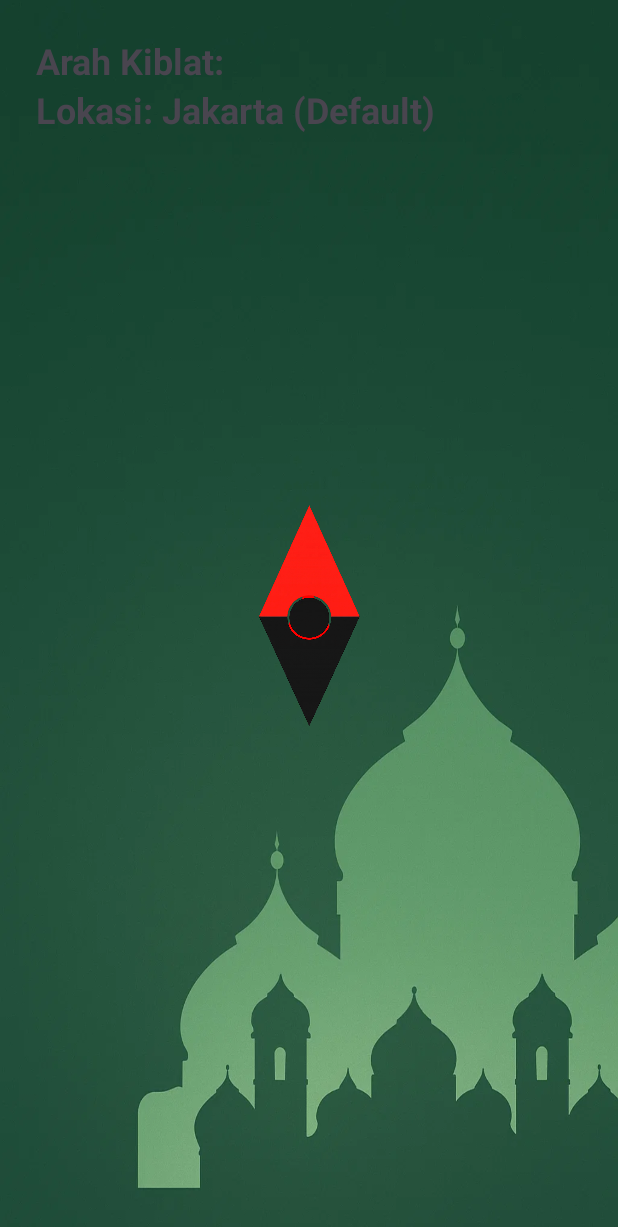
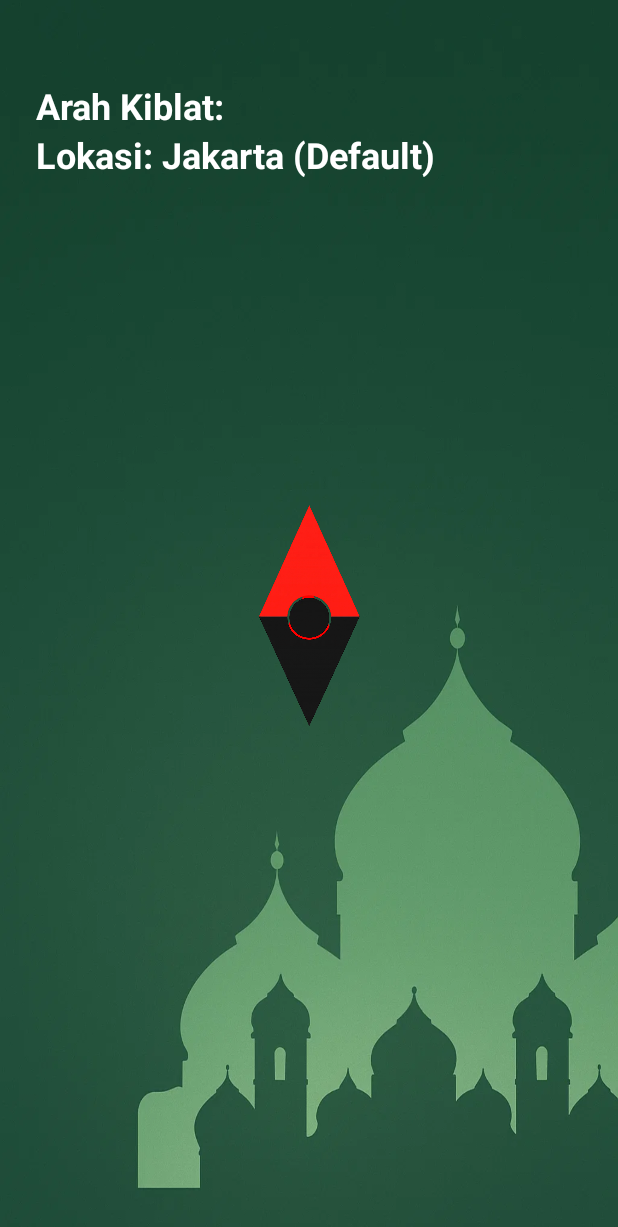
Before and after one commit to ilhamfauzan/QiblaTime, an Android app: the CompassActivity screen opened directly, with no data from a screen before it, on a phone screen of 412 x 824 dp. Shown: the top 1227 px of the screen. Run offline under Robolectric (Android 15) with nearby library versions, the phone set to English and light mode, and no system bars.

Commit message:
fix: small UI fix

```diff
--- a/app/src/main/java/com/andro2/qiblatime/PrayerTimeActivity.java
+++ b/app/src/main/java/com/andro2/qiblatime/PrayerTimeActivity.java
@@ -310,7 +310,7 @@ public class PrayerTimeActivity extends AppCompatActivity {
             TextView countdownView = new TextView(this);
             countdownView.setTextSize(16);
             countdownView.setTextColor(textColor);
-            countdownView.setText("Time remaining: Calculating...");
+            countdownView.setText("Time before Adzan: Calculating...");
 
             // Simpan reference ke TextViews
             prayer.countdownTextView = countdownView;
@@ -345,7 +345,7 @@ public class PrayerTimeActivity extends AppCompatActivity {
         for (PrayerInfo prayer : prayerList) {
             if (prayer.countdownTextView != null) {
                 String countdown = getTimeUntilPrayer(prayer.time);
-                prayer.countdownTextView.setText("Time remaining: " + countdown);
+                prayer.countdownTextView.setText("Time before Adzan: " + countdown);
             }
         }
 
--- a/app/src/main/res/layout/activity_compass.xml
+++ b/app/src/main/res/layout/activity_compass.xml
@@ -12,6 +12,8 @@
         android:layout_height="wrap_content"
         android:text="Arah Kiblat: "
         android:textSize="24sp"
+        android:layout_marginTop="30dp"
+        android:textColor="@color/white"
         android:textStyle="bold"/>
     <TextView
         android:id="@+id/locationInfo"
@@ -19,6 +21,7 @@
         android:layout_height="wrap_content"
         android:text="Lokasi: "
         android:textSize="24sp"
+        android:textColor="@color/white"
         android:textStyle="bold"
         android:layout_below="@id/compassDirection"/>
 
--- a/app/src/main/res/layout/activity_prayer.xml
+++ b/app/src/main/res/layout/activity_prayer.xml
@@ -17,7 +17,7 @@
             android:layout_width="wrap_content"
             android:layout_height="wrap_content"
             android:layout_gravity="center"
-            android:layout_marginBottom="30dp"
+            android:layout_marginTop="30dp"
             android:background="@drawable/bg_text_container"
             android:elevation="4dp">
 
@@ -80,7 +80,6 @@
             android:layout_height="wrap_content"
             android:orientation="vertical"
             android:layout_marginTop="8dp">
-
         </LinearLayout>
     </LinearLayout>
 </ScrollView>
```
